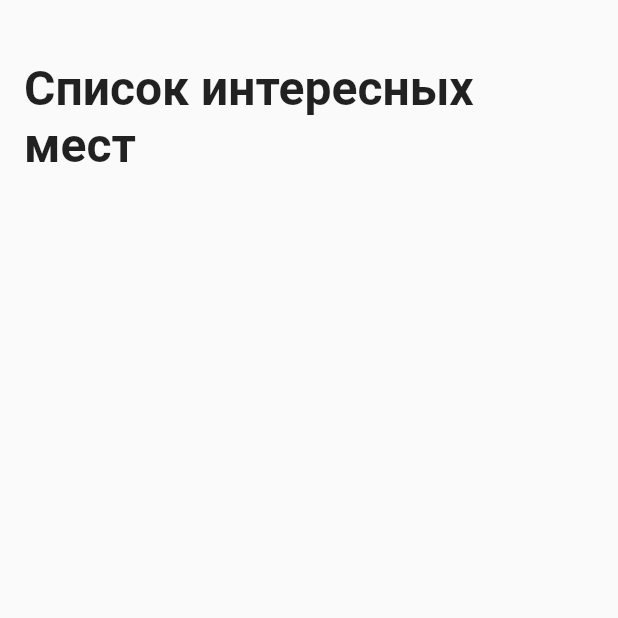
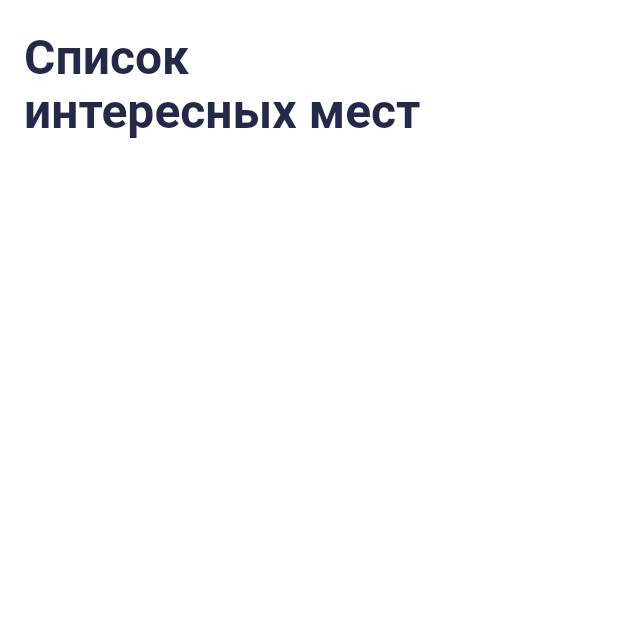
Before and after one commit to knuckleswolf/flutter-demo, a Flutter app: the screen it shows after launch, on a phone screen of 412 x 824 dp, the top half of it. Run offline on Flutter 3.47's test engine with Material 2 defaults, Android fonts, the phone set to English and light mode, and no system bars.

Commit message:
TASK-4.4: Text and RichText

```diff
--- /dev/null
+++ b/lib/gen/colors.gen.dart
@@ -0,0 +1,42 @@
+/// GENERATED CODE - DO NOT MODIFY BY HAND
+/// *****************************************************
+///  FlutterGen
+/// *****************************************************
+
+// coverage:ignore-file
+// ignore_for_file: type=lint
+// ignore_for_file: directives_ordering,unnecessary_import
+
+import 'package:flutter/painting.dart';
+import 'package:flutter/material.dart';
+
+class ColorName {
+  ColorName._();
+
+  /// Color: #F5F5F5
+  static const Color background = Color(0xFFF5F5F5);
+
+  /// Color: #4CAF50
+  static const Color green = Color(0xFF4CAF50);
+
+  /// Color: #8F7C7E92
+  static const Color inactive = Color(0x8F7C7E92);
+
+  /// Color: #252849
+  static const Color main = Color(0xFF252849);
+
+  /// Color: #EF4343
+  static const Color red = Color(0xFFEF4343);
+
+  /// Color: #3B3E5B
+  static const Color secondary = Color(0xFF3B3E5B);
+
+  /// Color: #7C7E92
+  static const Color secondary2 = Color(0xFF7C7E92);
+
+  /// Color: #ffffff
+  static const Color white = Color(0xFFFFFFFF);
+
+  /// Color: #FCDD3D
+  static const Color yellow = Color(0xFFFCDD3D);
+}
--- a/lib/main.dart
+++ b/lib/main.dart
@@ -14,6 +14,7 @@ class App extends StatelessWidget {
     return MaterialApp(
       title: 'Flutter Demo',
       theme: ThemeData(
+        scaffoldBackgroundColor: Colors.white,
         primarySwatch: Colors.blue,
         fontFamily: FontFamily.roboto,
       ),
--- a/lib/ui/screen/sight_list_screen.dart
+++ b/lib/ui/screen/sight_list_screen.dart
@@ -1,4 +1,5 @@
 import 'package:flutter/material.dart';
+import 'package:places/gen/colors.gen.dart';
 
 class SightListScreen extends StatefulWidget {
   const SightListScreen({super.key});
@@ -9,24 +10,71 @@ class SightListScreen extends StatefulWidget {
 
 class TextSettings {
   static const TextStyle style = TextStyle(
+    height: 1.125,
+    fontSize: 32,
     fontWeight: FontWeight.bold,
-    fontSize: 32,
+    color: ColorName.main,
   );
 
-  static const String title = 'Список интересных мест';
+  static const String title = 'Список \nинтересных мест';
+}
+
+class TextWithStyle extends StatelessWidget {
+  const TextWithStyle({Key? key}) : super(key: key);
+
+  @override
+  Widget build(BuildContext context) {
+    return const Text(
+      TextSettings.title,
+      style: TextSettings.style,
+      textAlign: TextAlign.start,
+    );
+  }
+}
+
+class RichTextWithStyle extends StatelessWidget {
+  const RichTextWithStyle({Key? key}) : super(key: key);
+
+  @override
+  Widget build(BuildContext context) {
+    return RichText(
+      text: const TextSpan(
+        style: TextSettings.style,
+        children: [
+          TextSpan(
+            text: 'С',
+            style: TextStyle(
+              color: ColorName.green,
+            ),
+          ),
+          TextSpan(
+            text: 'писок \n',
+          ),
+          TextSpan(
+            text: 'и',
+            style: TextStyle(
+              color: ColorName.yellow,
+            ),
+          ),
+          TextSpan(
+            text: 'нтересных мест',
+          ),
+        ],
+      ),
+    );
+  }
 }
 
 class _SightListScreenState extends State<SightListScreen> {
   @override
   Widget build(BuildContext context) {
-    return const Scaffold(
+    return Scaffold(
       resizeToAvoidBottomInset: false,
-      body: Padding(
-        padding: EdgeInsets.symmetric(vertical: 40, horizontal: 16),
-        child: Text(
-          TextSettings.title,
-          style: TextSettings.style,
-        ),
+      appBar: AppBar(
+        toolbarHeight: 112.0,
+        backgroundColor: Colors.transparent,
+        elevation: 0,
+        title: const TextWithStyle(), // or const RichTextWithStyle()
       ),
     );
   }
```
Also changed, not shown: lib/gen/assets.gen.dart (added, +77 -0 lines), pubspec.yaml (+6 -1 lines), 1 other file.
